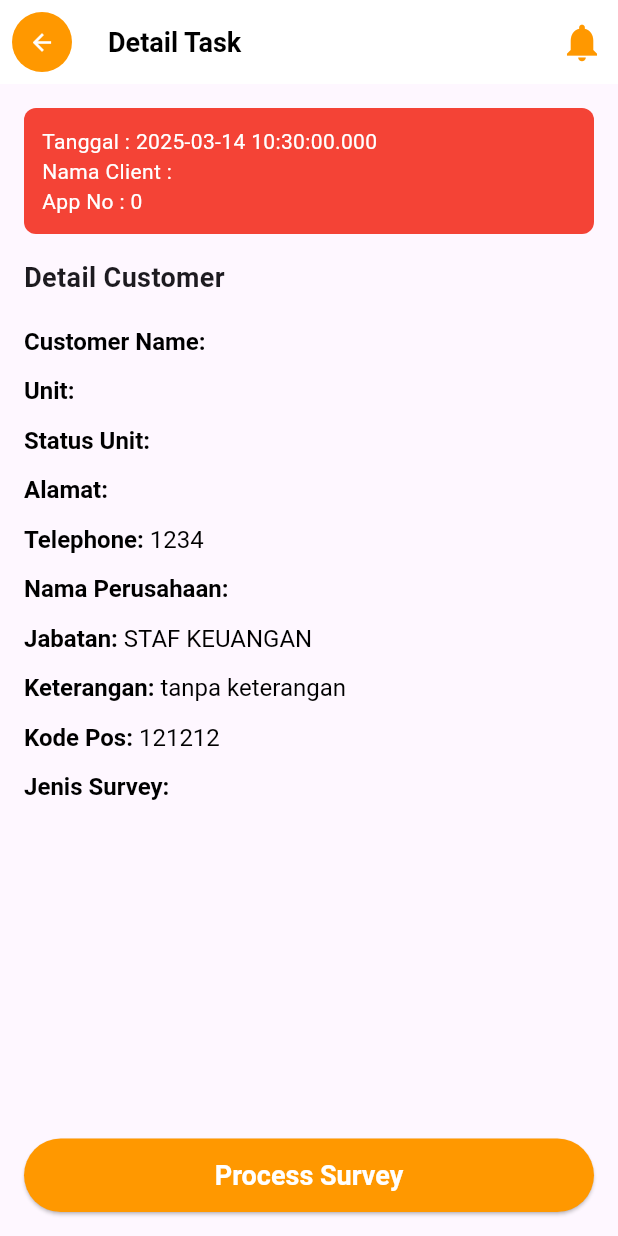
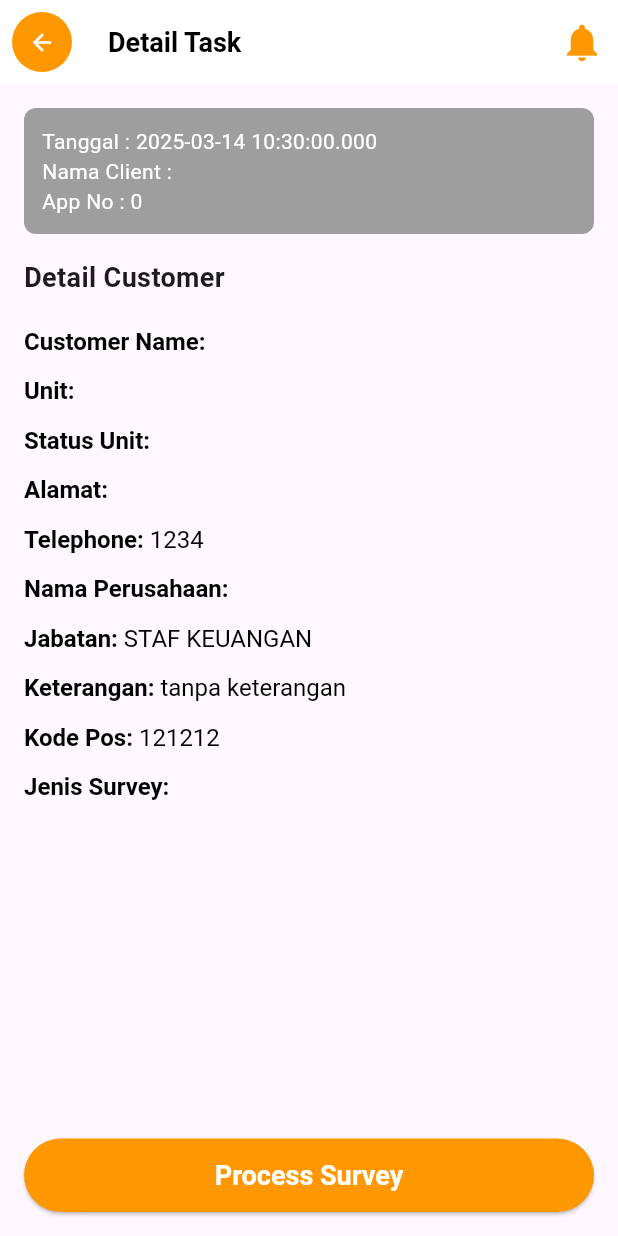
Before and after one commit to gavindloka/Annora, a Flutter app: the TaskDetailPage screen opened directly with empty values, on a phone screen of 412 x 824 dp. Run offline on Flutter 3.47's test engine with Material 3 defaults, Android fonts, the phone set to English and light mode, and no system bars; our stand-ins replace flutter_dotenv.

Commit message:
chore: add internet permission, add color to project card

```diff
--- a/lib/models/task.dart
+++ b/lib/models/task.dart
@@ -14,6 +14,7 @@ class Task {
   String surveyorEmail;
   int progress;
   String status;
+  String statusSurveyor;
   Task({
     required this.projectID,
     required this.woID,
@@ -29,5 +30,6 @@ class Task {
     required this.surveyorEmail,
     required this.progress,
     required this.status,
+    required this.statusSurveyor
   });
 }
--- /dev/null
+++ b/lib/utils/helper.dart
@@ -0,0 +1,20 @@
+import 'package:flutter/material.dart';
+
+class Helper {
+  static getStatusSurveyorColor(String surveyorStatus) {
+    switch (surveyorStatus) {
+      case 'New Task':
+        return Colors.red;
+      case 'Download Task':
+        return Colors.amber;
+      case 'Read Task':
+        return Colors.blue;
+      case 'On Progress Task':
+        return Colors.lightBlue;
+      case 'Uploading Task':
+        return Colors.green;
+      default:
+        return Colors.grey;
+    }
+  }
+}
--- a/lib/viewModels/task_view_model.dart
+++ b/lib/viewModels/task_view_model.dart
@@ -62,6 +62,7 @@ class TaskViewModel {
                         int.tryParse(taskData['progress']?.toString() ?? '0') ??
                         0,
                     status: taskData['status'] ?? 'Unknown Status',
+                    statusSurveyor: taskData['status_surveyor'] ?? 'Unknown Status Surveyor',
                   );
                 }).toList();
           } else {
--- a/lib/views/task_detail_page.dart
+++ b/lib/views/task_detail_page.dart
@@ -1,4 +1,5 @@
 import 'package:annora_survey/models/task.dart';
+import 'package:annora_survey/utils/helper.dart';
 import 'package:flutter/material.dart';
 
 class TaskDetailPage extends StatelessWidget {
@@ -54,7 +55,7 @@ class TaskDetailPage extends StatelessWidget {
               width: double.infinity,
               padding: const EdgeInsets.all(12),
               decoration: BoxDecoration(
-                color: Colors.red,
+                color: Helper.getStatusSurveyorColor(task.statusSurveyor),
                 borderRadius: BorderRadius.circular(8),
               ),
               child: Column(
--- a/lib/widgets/project_card.dart
+++ b/lib/widgets/project_card.dart
@@ -1,4 +1,5 @@
 import 'package:annora_survey/models/task.dart';
+import 'package:annora_survey/utils/helper.dart';
 import 'package:annora_survey/views/task_detail_page.dart';
 import 'package:flutter/material.dart';
 
@@ -6,7 +7,6 @@ class ProjectCard extends StatelessWidget {
   final Task task;
 
   const ProjectCard({super.key, required this.task});
-
   @override
   Widget build(BuildContext context) {
     return GestureDetector(
@@ -22,7 +22,7 @@ class ProjectCard extends StatelessWidget {
         padding: const EdgeInsets.all(16),
         margin: const EdgeInsets.symmetric(vertical: 8, horizontal: 16),
         decoration: BoxDecoration(
-          color: Colors.lightBlue,
+          color: Helper.getStatusSurveyorColor(task.statusSurveyor),
           borderRadius: BorderRadius.circular(10),
         ),
         child: Column(
```
Also changed, not shown: lib/views/form_survey_page.dart (added, +53 -0 lines), lib/views/login_page.dart (+7 -2 lines), 1 other file.
